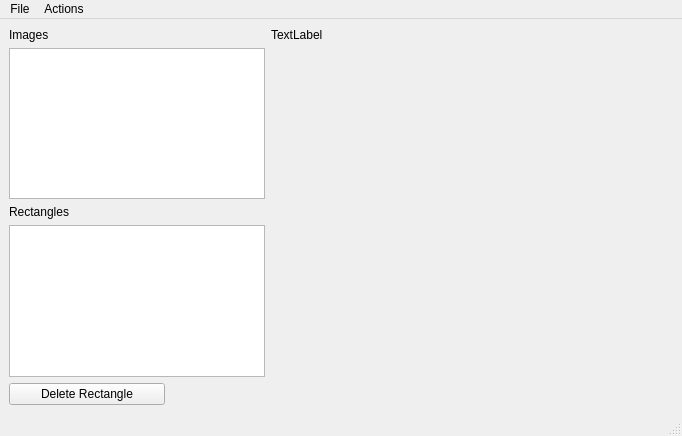
Before: the Qt Designer form src/mainwindow.ui in LukasBommes/Quad-Cropper, drawn with Qt 5.
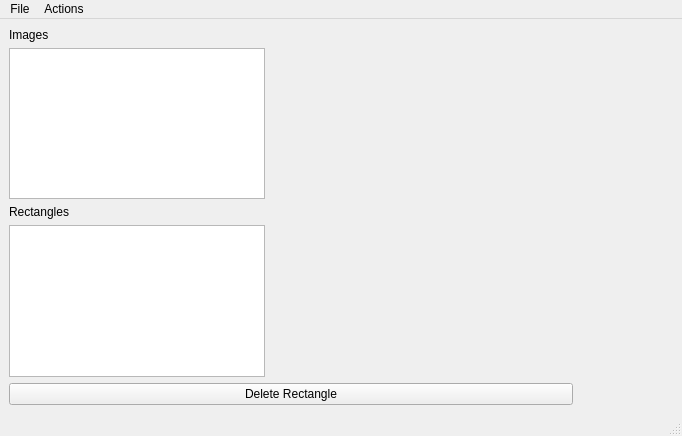
After: the same form once the commit is applied.

```diff
--- a/src/mainwindow.ui
+++ b/src/mainwindow.ui
@@ -15,31 +15,6 @@
   </property>
   <widget class="QWidget" name="centralwidget">
    <layout class="QGridLayout" name="gridLayout">
-    <item row="0" column="1">
-     <widget class="QLabel" name="imageLabel">
-      <property name="sizePolicy">
-       <sizepolicy hsizetype="Expanding" vsizetype="Expanding">
-        <horstretch>0</horstretch>
-        <verstretch>0</verstretch>
-       </sizepolicy>
-      </property>
-      <property name="minimumSize">
-       <size>
-        <width>400</width>
-        <height>300</height>
-       </size>
-      </property>
-      <property name="text">
-       <string>TextLabel</string>
-      </property>
-      <property name="scaledContents">
-       <bool>false</bool>
-      </property>
-      <property name="alignment">
-       <set>Qt::AlignLeading|Qt::AlignLeft|Qt::AlignTop</set>
-      </property>
-     </widget>
-    </item>
     <item row="0" column="0">
      <layout class="QVBoxLayout" name="verticalLayout">
       <property name="spacing">
```
